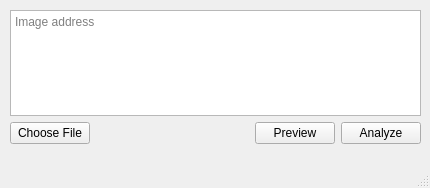
This is interface/mainwindow.ui in Atelier-Developers/COVIDNet-CT as Qt 5 draws it before an edit. The edited form follows.
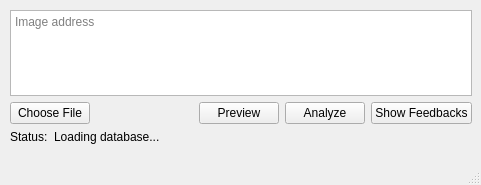
This is the edited form.

Commit message: sql, feedback details and list added.

```diff
--- a/interface/mainwindow.ui
+++ b/interface/mainwindow.ui
@@ -9,8 +9,8 @@
    <rect>
     <x>0</x>
     <y>0</y>
-    <width>430</width>
-    <height>188</height>
+    <width>481</width>
+    <height>185</height>
    </rect>
   </property>
   <property name="windowTitle">
@@ -22,7 +22,7 @@
      <rect>
       <x>10</x>
       <y>10</y>
-      <width>411</width>
+      <width>462</width>
       <height>134</height>
      </rect>
     </property>
@@ -59,19 +59,6 @@
          </property>
         </widget>
        </item>
-       <item>
-        <widget class="QLabel" name="status_lbl">
-         <property name="minimumSize">
-          <size>
-           <width>100</width>
-           <height>0</height>
-          </size>
-         </property>
-         <property name="text">
-          <string/>
-         </property>
-        </widget>
-       </item>
        <item>
         <spacer name="horizontalSpacer">
          <property name="orientation">
@@ -99,6 +86,37 @@
          </property>
         </widget>
        </item>
+       <item>
+        <widget class="QPushButton" name="show_feedback">
+         <property name="text">
+          <string>Show Feedbacks</string>
+         </property>
+        </widget>
+       </item>
+      </layout>
+     </item>
+     <item>
+      <layout class="QHBoxLayout" name="horizontalLayout" stretch="1,12">
+       <item>
+        <widget class="QLabel" name="label">
+         <property name="text">
+          <string>Status:</string>
+         </property>
+        </widget>
+       </item>
+       <item>
+        <widget class="QLabel" name="status_lbl">
+         <property name="minimumSize">
+          <size>
+           <width>100</width>
+           <height>0</height>
+          </size>
+         </property>
+         <property name="text">
+          <string>Loading database...</string>
+         </property>
+        </widget>
+       </item>
       </layout>
      </item>
     </layout>
```
Left out of the diff: 2 changed lines with no effect on the pictures. The commit also changes 13 other files.
